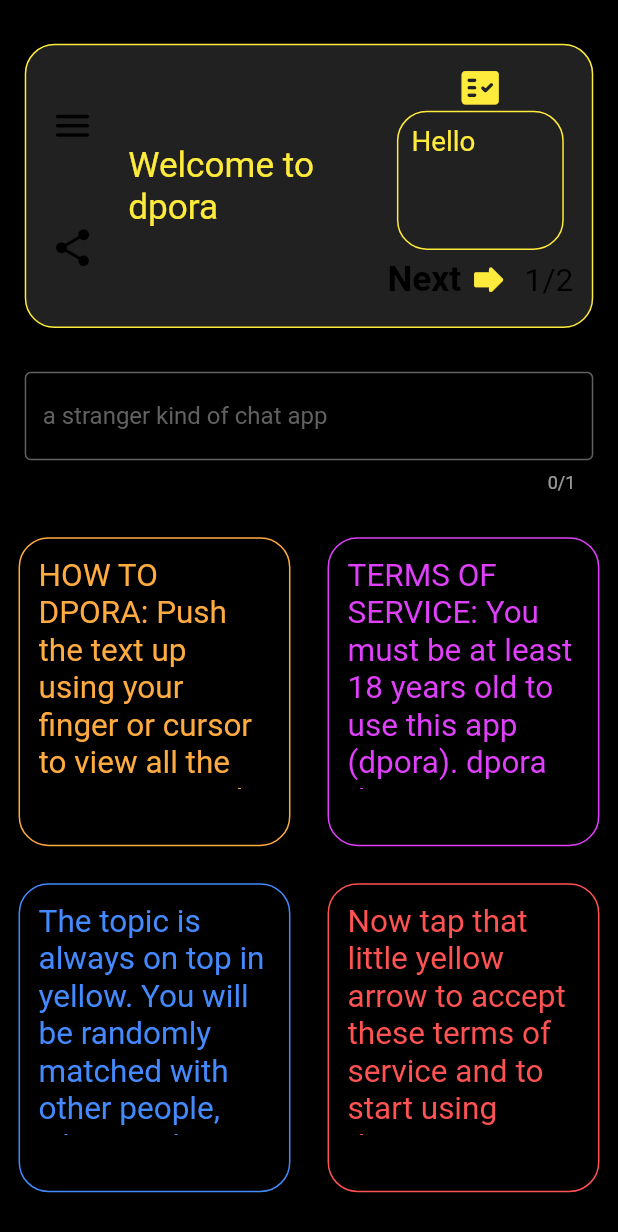
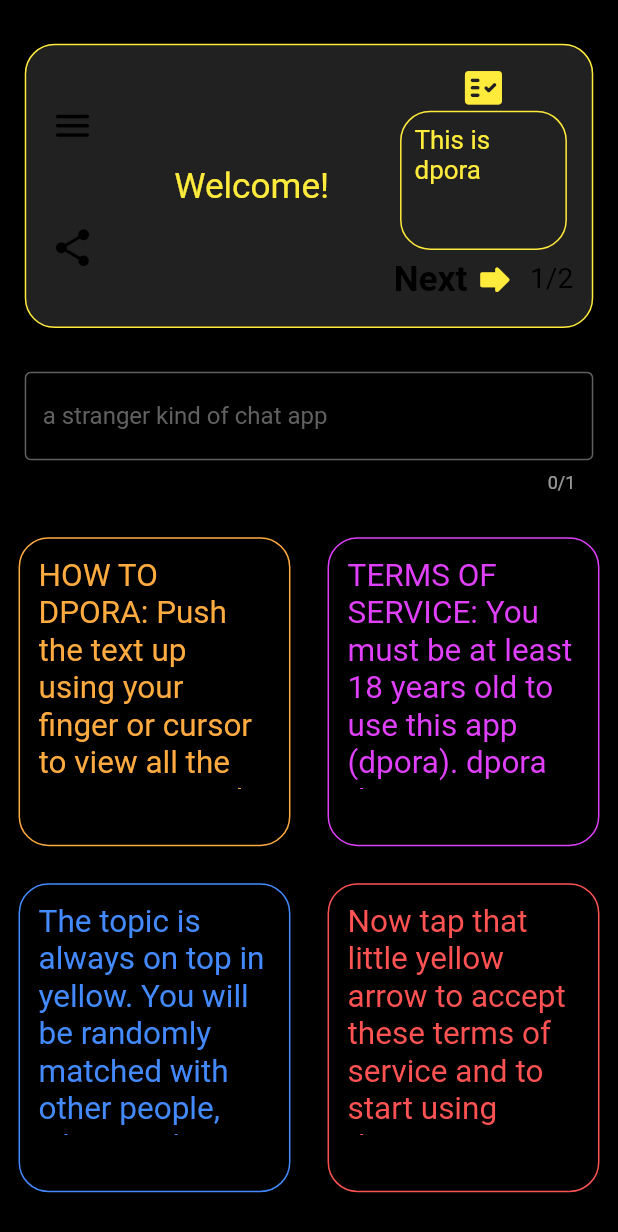
Before and after one commit to cosmobi/dpora, a Flutter app: the screen it shows after launch, on a phone screen of 412 x 824 dp. Shown: the top 1232 px of the screen. Run offline on Flutter 3.47's test engine with Material 2 defaults, Android fonts, the phone set to English and light mode, and no system bars; our stand-ins replace connectivity, firebase_auth, firebase_core, firebase_database, share_plus; accounts and stored records are empty.

Commit message:
Resumes with internet connection (if lost) and replaced drawer header

```diff
--- a/lib/main.dart
+++ b/lib/main.dart
@@ -29,6 +29,8 @@
   var connectivityResult = await (Connectivity().checkConnectivity());
   if (connectivityResult == ConnectivityResult.none) {
     airplaneMode = true;
+  } else {
+    airplaneMode = false;
   }
 }
 
@@ -36,7 +38,6 @@
 Color boxBGColor = Colors.grey[900];
 // Hide non-essential icons from non-authenicated users
 Color iconColor = Colors.grey[900];
-Color menuColor = Colors.blueGrey;
 
 // Empty default values for the tileText and textColor
 Color userColor = Colors.black;
@@ -81,17 +82,6 @@
   ),
   backgroundColor: Colors.yellow,
   duration: const Duration(seconds: 4),
-);
-final snackBarNoInternet = SnackBar(
-  content: const Text('No Internet! Get online and relaunch app.'),
-  shape: RoundedRectangleBorder(
-    borderRadius: BorderRadius.only(
-      topLeft: Radius.circular(10.0),
-      topRight: Radius.circular(10.0),
-    ),
-  ),
-  backgroundColor: Colors.yellow,
-  duration: const Duration(seconds: 30),
 );
 final snackBarNeeds2Strikes = SnackBar(
   content: const Text('Topic changes after 2 people hit Next'),
@@ -332,11 +322,11 @@
           if (orangeSeat == true) {
             seatColor = 'orange';
           } else {
+            if (redSeat == true) {
+              seatColor = 'red';
+            } else {
               if (purpleSeat == true) {
                 seatColor = 'purple';
-            } else {
-              if (redSeat == true) {
-                seatColor = 'red';
               }
             }
           }
@@ -1125,6 +1115,12 @@
   Widget build(BuildContext context) {
     // is mobile data and wifi turned off?
     checkConnectivity();
+    if (airplaneMode == true) {
+      // check for connectivity every 10 seconds...
+      Timer(Duration(seconds: 10), () {
+        checkConnectivity();
+      });
+    }
     // detect platform
     if (kIsWeb) {
       // detect if web app
@@ -1221,12 +1217,12 @@
       iconColor = Colors.grey[700];
     } else {
       // Show Terms of service to first time users of this app installation
-      stimulusContent = 'Welcome to dpora';
-      stimulusInstructions = 'Hello';
-      // This sets up the basic Terms and Conditions screen before login
+      stimulusContent = 'Welcome!';
+      stimulusInstructions = 'This is dpora';
+      // This sets up the basic How to and Terms of service screen before login
       userColor = Colors.grey[700];
       tileTextLT =
-          'HOW TO DPORA: Push the text up using your finger or cursor to view all the content in each square. If the text does not scroll, that means you are already viewing all the content. The blue or purple square should have enough text for you to test scrolling.';
+          'HOW TO DPORA: Push the text up using your finger or cursor to view all the content in each squircle. If the text does not scroll, that means you are already viewing all the content. The blue or purple squircles should have enough text for you to test scrolling.';
       textColorLT = Colors.orangeAccent;
       tileTextLB =
           'The topic is always on top in yellow. You will be randomly matched with other people, who may be anywhere in the world, to discuss the topic. All comments disappear after 30 seconds! So talk openly, but be respectful. You may mute a person\'s comment stream by tapping the icon under their text. The next topic will appear after enough of your group taps the little yellow arrow.';
@@ -1256,40 +1252,27 @@
           child: ListView(
             padding: EdgeInsets.zero,
             children: <Widget>[
-              DrawerHeader(
+              // DrawerHeader() made too much empty space
+              Container(
+                padding: EdgeInsets.only(left: 20.0 * screenSizeUnit),
                 child: Text.rich(
                   TextSpan(
-                    children: <TextSpan>[
-                      TextSpan(
-                        text: 'Φ dpora',
+                            text: '\n\nΦ dpora\n',
                             style: TextStyle(
                               fontSize: 32 * screenSizeUnit,
-                          color: Colors.black,
+                              color: Colors.yellow,
                               fontWeight: FontWeight.bold,
                             ),
                           ),
-                      TextSpan(
-                        // pick a slogan from the list
-                        text: '\n\n' + slogans[sNum],
-                        style: TextStyle(
-                          fontSize: 16 * screenSizeUnit,
-                          color: Colors.black,
-                        ),
-                      ),
-                    ],
-                  ),
-                ),
-                decoration: BoxDecoration(
-                  color: menuColor,
                     ),
                   ),
               ListTile(
                 leading: Icon(Icons.arrow_back_outlined),
                 title: Text(
-                  'Back',
+                  slogans[sNum] + '\n',
                   style: TextStyle(
                     fontSize: 16 * screenSizeUnit,
-                    color: Colors.white,
+                    color: Colors.white70,
                   ),
                 ),
                 onTap: () {
@@ -1559,17 +1542,17 @@
 
   Widget _stimulus(textSize) {
     if (airplaneMode == true) {
-      // snackbar notice if no internet connection is found
-      rootScaffoldMessengerKey.currentState.showSnackBar(snackBarNoInternet);
+      // Shows only when no internet connection
       setState(() {
-        stimulusContent = 'Please turn on mobile data, WiFi or both.';
+        stimulusContent = 'No Internet Connection! Please turn on mobile data, WiFi or both.';
         stimulusInstructions = 'Airplane Mode?';
       });
     }
+
     // Multiple object sizes by this to fit different screen sizes
     double screenSizeUnit = MediaQuery.of(context).size.height * 0.0015;
     // vertical view
-    double instructionSize = 15 * screenSizeUnit;
+    double instructionSize = 14 * screenSizeUnit;
     double _iconSize = 24.0 * screenSizeUnit;
     if (textSize > 25.0 * screenSizeUnit) {
       // horizontal view
@@ -1750,7 +1733,7 @@
                           '/' +
                           strikesNeeded.toString(),
                       style: TextStyle(
-                        fontSize: textSize * 0.9,
+                        fontSize: textSize * 0.8,
                         color: iconColor,
                       ),
                     ),
@@ -1767,7 +1750,7 @@
     int maxCharacters = 250;
     String _labelText = 'Tap here, type, hit Enter key';
     Color _labelColor = userColor;
-    String _hintText = 'Text gone in 30 seconds';
+    String _hintText = 'You are ' + userColorString;
     Color _hintColor = iconColor;
     if (auth.currentUser == null) {
       boxBGColor = Colors.black;
@@ -1777,8 +1760,8 @@
       _labelColor = Colors.grey[700];
       _hintText = 'a stranger kind of chat app';
       _hintColor = Colors.grey[700];
-    }
-    // TODO: Maybe use Textbox for landscape mode?
+      // That slogan is also on top of yaml file
+    }
     return TextField(
         controller: inputController,
         style: TextStyle(color: userColor),
@@ -1899,7 +1882,7 @@
     // hide its contents or box border
     Color _textColor = textColor;
     double iconSize = 22.0 * screenSizeUnit; // vertical view
-    double muteStatusSize = 11.0 * screenSizeUnit; // vertical
+    double muteStatusSize = 10.0 * screenSizeUnit; // vertical
     if (textSize > 20.0 * screenSizeUnit) {
       // make iconSize larger for horizontal
       iconSize = 26.0 * screenSizeUnit;
@@ -1929,7 +1912,7 @@
         if (timeElapsed > twentySeconds && auth.currentUser != null) {
           chatFadeTime = 10; // show fade out
           chatOpacity = 0.0;
-        } else {
+        } else if (timeElapsed <= twentySeconds) {
           chatFadeTime = 1; // quick fade in
           chatOpacity = 1.0;
         }
--- a/pubspec.yaml
+++ b/pubspec.yaml
@@ -1,5 +1,5 @@
 name: dpora
-description: a stranger chat app
+description: a stranger kind of chat app
 
 # The following line prevents the package from being accidentally published to
 # pub.dev using `pub publish`. This is preferred for private packages.
@@ -25,8 +25,8 @@
   share_plus: ^2.0.1
   flutter:
     sdk: flutter
-  firebase_core: ^1.0.3
-  firebase_auth: ^1.1.0
+  firebase_core: ^1.0.4
+  firebase_auth: ^1.1.1
   firebase_database: ^6.1.2
 
   # Use with the CupertinoIcons class for iOS style icons and font.
```
Also changed, not shown: pubspec.lock, 1 other file. Lines whose indentation alone changed are shown as unchanged.
